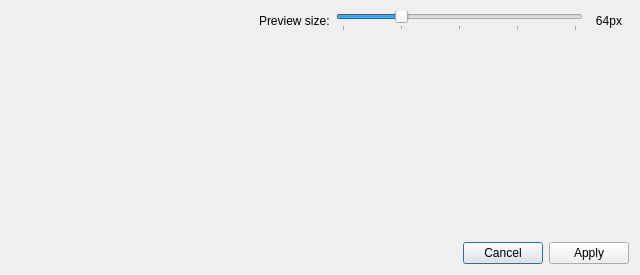
Old version of the form fetchdialog.ui in the repository Ilya87/cover-fetcher.
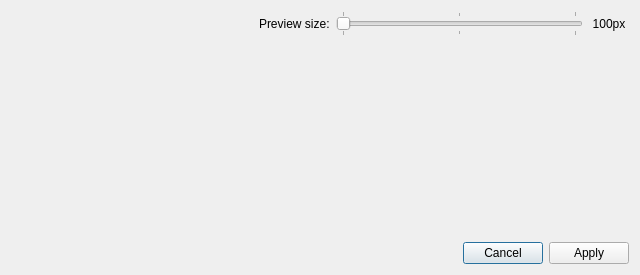
New version of the form.

Diff of the .ui file:
```diff
--- a/fetchdialog.ui
+++ b/fetchdialog.ui
@@ -51,19 +51,22 @@
         </size>
        </property>
        <property name="maximum">
-        <number>4</number>
+        <number>2</number>
        </property>
        <property name="pageStep">
         <number>1</number>
        </property>
+       <property name="value">
+        <number>0</number>
+       </property>
        <property name="sliderPosition">
-        <number>1</number>
+        <number>0</number>
        </property>
        <property name="orientation">
         <enum>Qt::Horizontal</enum>
        </property>
        <property name="tickPosition">
-        <enum>QSlider::TicksBelow</enum>
+        <enum>QSlider::TicksBothSides</enum>
        </property>
       </widget>
      </item>
@@ -76,7 +79,7 @@
         </size>
        </property>
        <property name="text">
-        <string>64px</string>
+        <string>100px</string>
        </property>
        <property name="alignment">
         <set>Qt::AlignCenter</set>
@@ -104,8 +107,8 @@
        <rect>
         <x>0</x>
         <y>0</y>
-        <width>620</width>
-        <height>181</height>
+        <width>622</width>
+        <height>184</height>
        </rect>
       </property>
       <layout class="QVBoxLayout" name="verticalLayout_3">
```
